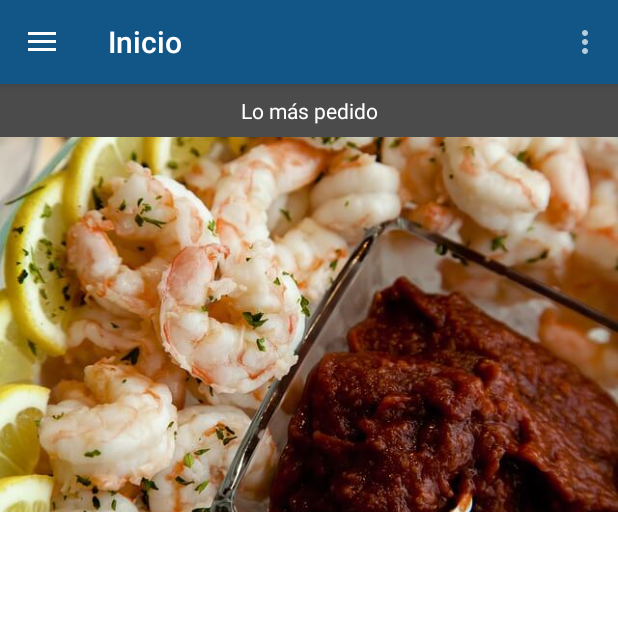
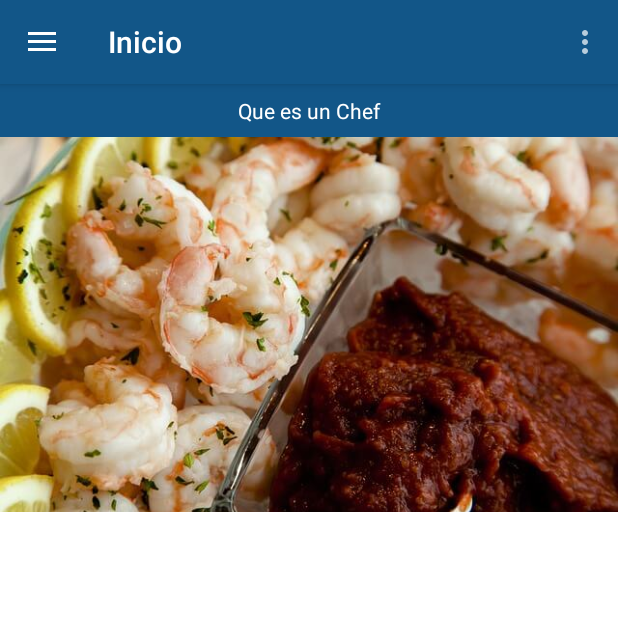
Before and after one commit to simaski/IEAG-CM, an Android app: the screen it shows after launch (ActividadPrincipal), on a phone screen of 412 x 824 dp, the top half of it. Run offline under Robolectric (Android 15) with nearby library versions, the phone set to English and light mode, and no system bars.

Commit message:
app chef millenium cambios en el inicio

```diff
--- a/app/src/main/res/values/colors.xml
+++ b/app/src/main/res/values/colors.xml
@@ -11,6 +11,6 @@
 
     <color name="colorLight">#ffffff</color>
 
-    <color name="background_header_seccion_inicio">#4B4B4B</color>
+    <color name="background_header_seccion_inicio">#125688</color>
 
 </resources>
--- a/app/src/main/res/values/strings.xml
+++ b/app/src/main/res/values/strings.xml
@@ -10,7 +10,7 @@
     <string name="item_categorias">Categorías</string>
     <string name="item_configuracion">Configuración</string>
 
-    <string name="titulo_comidas_populares">Lo más pedido</string>
+    <string name="titulo_comidas_populares">Que es un Chef</string>
 
     <string name="titulo_tab_platillos">PLATILLOS</string>
     <string name="titulo_tab_bebidas">BEBIDAS</string>
```
